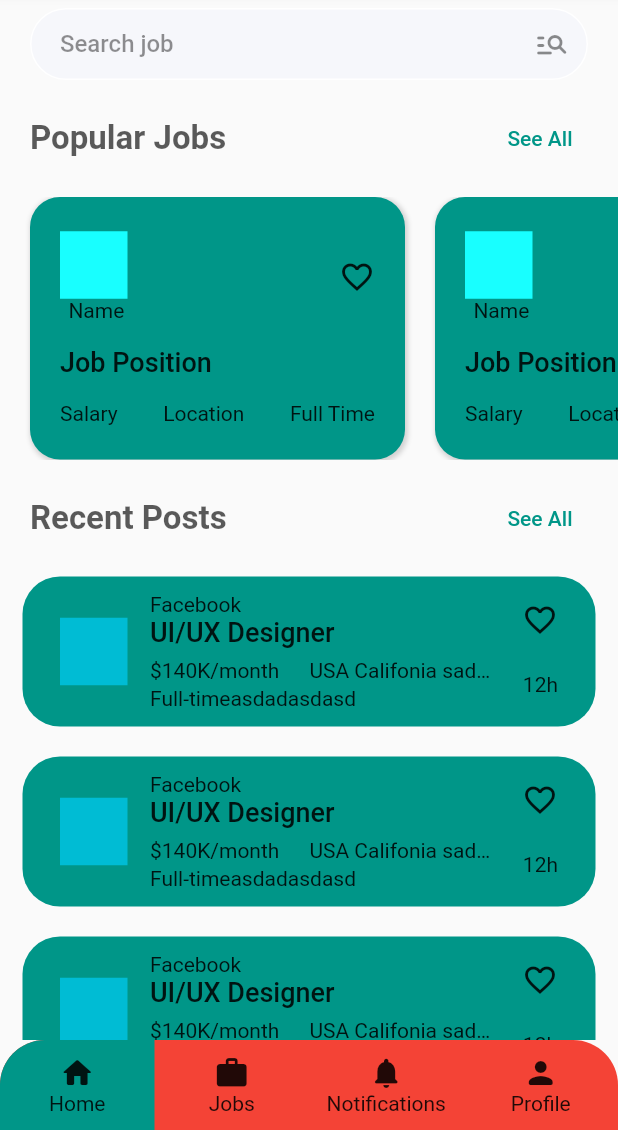
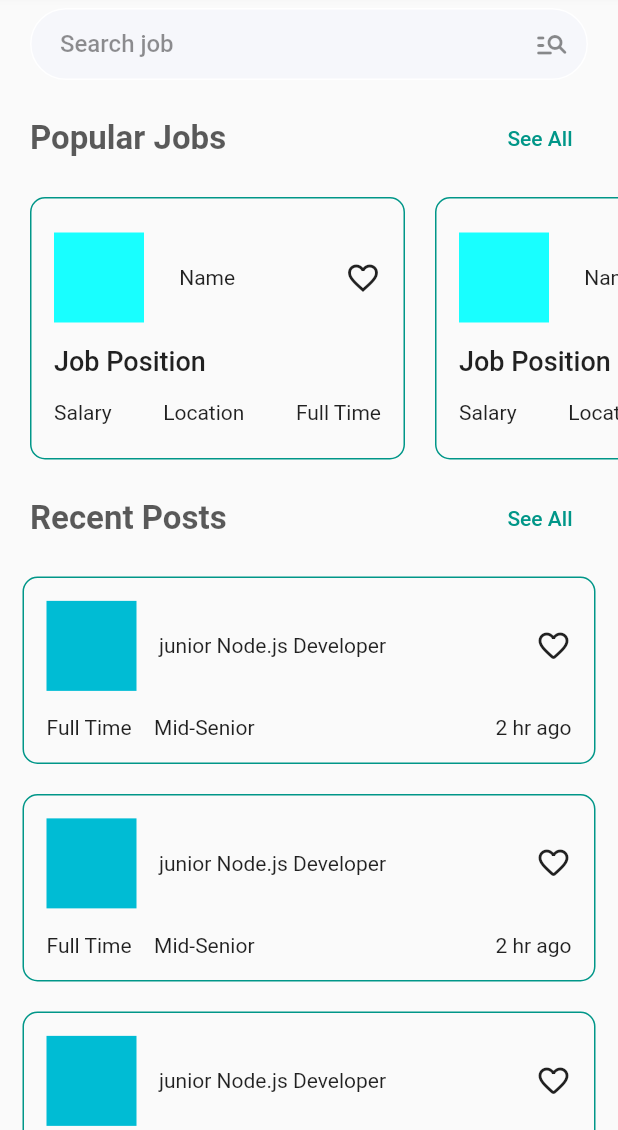
Before and after one commit to thetooaung07/job-portal, a Flutter app: the screen it shows after launch, on a phone screen of 412 x 824 dp, the part 106-1236 px from its top. Run offline on Flutter 3.47's test engine with Material 2 defaults, Android fonts, the phone set to English and light mode, and no system bars; our stand-ins replace flutter_svg, get.

Commit message:
Re-structure components(widgets)

```diff
--- a/lib/components/popular_jobs.dart
+++ /dev/null
@@ -1,87 +0,0 @@
-import 'package:flutter/material.dart';
-import 'package:get/get.dart';
-import 'package:job_portal/components/showAllTextBanner.dart';
-import 'package:job_portal/constants.dart';
-import 'package:job_portal/routes/routes.dart';
-
-class PopularJobs extends StatelessWidget {
-  const PopularJobs({Key? key}) : super(key: key);
-
-  @override
-  Widget build(BuildContext context) {
-    return Column(
-      crossAxisAlignment: CrossAxisAlignment.start,
-      children: [
-        ShowAllTextBanner(
-          title: "Popular Jobs",
-          onPressed: () => Get.toNamed(RouteNames.popularJobs),
-        ),
-        Container(
-          padding: EdgeInsets.only(left: 10),
-          height: 175,
-          child: ListView.builder(
-            scrollDirection: Axis.horizontal,
-            itemCount: 5,
-            itemBuilder: (context, index) => PopularJobCard(),
-          ),
-        )
-      ],
-    );
-  }
-}
-
-class PopularJobCard extends StatelessWidget {
-  const PopularJobCard({Key? key}) : super(key: key);
-
-  @override
-  Widget build(BuildContext context) {
-    return InkWell(
-      onTap: () {
-        Get.toNamed(RouteNames.jobDetails);
-      },
-      child: Container(
-        margin: EdgeInsets.symmetric(horizontal: 10),
-        decoration: BoxDecoration(
-            borderRadius: BorderRadius.circular(20),
-            color: Colors.teal,
-            boxShadow: [kCardShadow]),
-        padding: EdgeInsets.symmetric(horizontal: 20, vertical: 15),
-        width: 250,
-        child: Column(
-          mainAxisAlignment: MainAxisAlignment.spaceAround,
-          crossAxisAlignment: CrossAxisAlignment.start,
-          children: [
-            Row(
-              mainAxisAlignment: MainAxisAlignment.spaceBetween,
-              children: [
-                Column(
-                  children: [
-                    Container(
-                      color: Colors.cyanAccent,
-                      width: 45,
-                      height: 45,
-                    ),
-                    Text(" Name"),
-                  ],
-                ),
-                Icon(Icons.favorite_border_outlined),
-              ],
-            ),
-            Text(
-              "Job Position",
-              style: kTitleTextStyle,
-            ),
-            Row(
-              mainAxisAlignment: MainAxisAlignment.spaceBetween,
-              children: [
-                Text("Salary"),
-                Text("Location"),
-                Text("Full Time"),
-              ],
-            ),
-          ],
-        ),
-      ),
-    );
-  }
-}
--- a/lib/components/recent_posts.dart
+++ /dev/null
@@ -1,129 +0,0 @@
-import 'package:flutter/material.dart';
-import 'package:get/get.dart';
-import 'package:job_portal/components/showAllTextBanner.dart';
-import 'package:job_portal/constants.dart';
-import 'package:job_portal/routes/routes.dart';
-
-class RecentPosts extends StatelessWidget {
-  const RecentPosts({Key? key}) : super(key: key);
-
-  @override
-  Widget build(BuildContext context) {
-    return Column(
-      children: [
-        ShowAllTextBanner(
-          title: "Recent Posts",
-          onPressed: () => Get.toNamed(RouteNames.recentPosts),
-        ),
-        RecentPostCard(),
-        RecentPostCard(),
-        RecentPostCard(),
-        RecentPostCard(),
-      ],
-    );
-  }
-}
-
-class RecentPostCard extends StatelessWidget {
-  const RecentPostCard({Key? key}) : super(key: key);
-
-  @override
-  Widget build(BuildContext context) {
-    return Container(
-      padding: EdgeInsets.symmetric(horizontal: 25, vertical: 7),
-      margin: EdgeInsets.only(
-          left: kSpacingUnit * 1.5,
-          right: kSpacingUnit * 1.5,
-          bottom: kSpacingUnit * 2),
-      decoration: BoxDecoration(
-        borderRadius: BorderRadius.circular(25),
-        color: Colors.teal,
-      ),
-      height: 100,
-      child: Row(
-        mainAxisAlignment: MainAxisAlignment.spaceBetween,
-        children: [
-          Column(
-            mainAxisAlignment: MainAxisAlignment.center,
-            children: [
-              Container(
-                margin: EdgeInsets.only(right: 15),
-                color: Colors.cyan,
-                width: 45,
-                height: 45,
-              ),
-            ],
-          ),
-          Expanded(
-            child: Column(
-              mainAxisAlignment: MainAxisAlignment.center,
-              crossAxisAlignment: CrossAxisAlignment.start,
-              children: [
-                Padding(
-                  padding: const EdgeInsets.only(bottom: 7.0),
-                  child: Row(
-                    mainAxisAlignment: MainAxisAlignment.spaceBetween,
-                    children: [
-                      Column(
-                        crossAxisAlignment: CrossAxisAlignment.start,
-                        children: [
-                          Text("Facebook"),
-                          Text(
-                            "UI/UX Designer",
-                            style: kTitleTextStyle,
-                          ),
-                        ],
-                      ),
-                      Icon(Icons.favorite_outline),
-                    ],
-                  ),
-                ),
-                // Padding(
-                //   padding: const EdgeInsets.only(bottom: 10.0),
-                //   child: Text(
-                //     "UI/UX Designer",
-                //     style: kTitleTextStyle,
-                //   ),
-                // ),
-                Row(
-                  mainAxisAlignment: MainAxisAlignment.spaceBetween,
-                  children: [
-                    Expanded(
-                      child: Column(
-                        crossAxisAlignment: CrossAxisAlignment.start,
-                        children: [
-                          Row(
-                            children: [
-                              Text("\$140K/month"),
-                              SizedBox(
-                                width: 20,
-                              ),
-                              Flexible(
-                                child: Text(
-                                  "USA Califonia sadasda",
-                                  overflow: TextOverflow.ellipsis,
-                                ),
-                              ),
-                            ],
-                          ),
-                          SizedBox(
-                            height: 3,
-                          ),
-                          Text("Full-timeasdadasdasd"),
-                        ],
-                      ),
-                    ),
-                    SizedBox(
-                      width: 20,
-                    ),
-                    Text("12h"),
-                  ],
-                ),
-              ],
-            ),
-          ),
-        ],
-      ),
-    );
-  }
-}
--- a/lib/main.dart
+++ b/lib/main.dart
@@ -1,9 +1,9 @@
 import 'package:flutter/material.dart';
 import 'package:get/get.dart';
-import 'package:job_portal/components/bottom_navigation_bar/bottom_nav_bar.dart';
-import 'package:job_portal/components/homepage_searchbar.dart';
-import 'package:job_portal/components/popular_jobs.dart';
-import 'package:job_portal/components/recent_posts.dart';
+import 'package:job_portal/widgets/bottom_navigation_bar/bottom_nav_bar.dart';
+import 'package:job_portal/widgets/homepage_searchbar.dart';
+import 'package:job_portal/widgets/popular-jobs-container.dart';
+import 'package:job_portal/widgets/recent-posts.container.dart';
 import 'package:job_portal/controller/bottom_nav_bar_controller.dart';
 import 'package:job_portal/routes/routes.dart';
 import 'package:job_portal/view/app_drawer.dart';
@@ -100,20 +100,21 @@ class _HomePageWrapperState extends State<HomePageWrapper> {
             )
           ],
         ),
-        body: PageView(
-          children: [
-            HomePage(),
-            JobsPage(),
-            NotificationsPage(),
-            ProfilePage(),
-          ],
-          controller: _controller.pageController,
-          physics: NeverScrollableScrollPhysics(),
-          onPageChanged: (value) {
-            _controller.onPageChange(value);
-          },
-        ),
-        bottomNavigationBar: BottomNavBar(),
+        body: HomePage(),
+        // body: PageView(
+        //   children: [
+        //     HomePage(),
+        //     JobsPage(),
+        //     NotificationsPage(),
+        //     ProfilePage(),
+        //   ],
+        //   controller: _controller.pageController,
+        //   physics: NeverScrollableScrollPhysics(),
+        //   onPageChanged: (value) {
+        //     _controller.onPageChange(value);
+        //   },
+        // ),
+        // bottomNavigationBar: BottomNavBar(),
       ),
     );
   }
@@ -132,9 +133,9 @@ class HomePage extends StatelessWidget {
               padding: EdgeInsets.only(left: 20.0, right: 20.0, top: 20.0),
               child: HomePageSearchBar()),
           //Popular Job
-          PopularJobs(),
+          PopularJobsContainer(),
           //Recent Post
-          RecentPosts(),
+          RecentPostsContainer(),
         ],
       ),
     );
--- /dev/null
+++ b/lib/utilities/utils.dart
@@ -0,0 +1,7 @@
+import 'package:flutter/material.dart';
+
+Map<String, Color> jobPosition = {
+  "Senior": Colors.red,
+  "Junior": Colors.blue,
+  "Associate": Colors.lightBlue,
+};
--- a/lib/view/job_details_page.dart
+++ b/lib/view/job_details_page.dart
@@ -18,9 +18,9 @@ class JobDetailsPage extends StatelessWidget {
       ),
       body: SizedBox(
         width: Get.width,
-        child: Padding(
-          padding: EdgeInsets.symmetric(horizontal: 25),
-          child: SingleChildScrollView(
+        child: SingleChildScrollView(
+          child: Padding(
+            padding: EdgeInsets.symmetric(horizontal: 25),
             child: Column(
               crossAxisAlignment: CrossAxisAlignment.center,
               children: [
--- a/lib/view/most_relevent_tab.dart
+++ b/lib/view/most_relevent_tab.dart
@@ -1,5 +1,6 @@
 import 'package:flutter/material.dart';
-import 'package:job_portal/components/recent_posts.dart';
+import 'package:job_portal/widgets/job-post-card-vt.dart';
+import 'package:job_portal/widgets/recent-posts.container.dart';
 
 class MostReleventTab extends StatelessWidget {
   const MostReleventTab({Key? key}) : super(key: key);
@@ -10,7 +11,7 @@ class MostReleventTab extends StatelessWidget {
       padding: const EdgeInsets.only(top: 25.0),
       child: ListView.builder(
         itemCount: 10,
-        itemBuilder: (context, index) => RecentPostCard(),
+        itemBuilder: (context, index) => JobPostCardVt(),
       ),
     );
   }
--- a/lib/view/popular_jobs/popular_jobs_page.dart
+++ b/lib/view/popular_jobs/popular_jobs_page.dart
@@ -1,5 +1,6 @@
 import 'package:flutter/material.dart';
-import 'package:job_portal/components/recent_posts.dart';
+import 'package:job_portal/widgets/job-post-card-vt.dart';
+import 'package:job_portal/widgets/recent-posts.container.dart';
 
 class PopularJobsPage extends StatelessWidget {
   const PopularJobsPage({Key? key}) : super(key: key);
@@ -14,7 +15,7 @@ class PopularJobsPage extends StatelessWidget {
         margin: EdgeInsets.only(top: 25),
         child: ListView.builder(
           itemCount: 4,
-          itemBuilder: (context, index) => RecentPostCard(),
+          itemBuilder: (context, index) => JobPostCardVt(),
         ),
       ),
     );
--- a/lib/view/recent_posts/most_recent_tab.dart
+++ b/lib/view/recent_posts/most_recent_tab.dart
@@ -1,5 +1,6 @@
 import 'package:flutter/cupertino.dart';
-import 'package:job_portal/components/recent_posts.dart';
+import 'package:job_portal/widgets/job-post-card-vt.dart';
+import 'package:job_portal/widgets/recent-posts.container.dart';
 
 class MostRecentTab extends StatelessWidget {
   const MostRecentTab({Key? key}) : super(key: key);
@@ -10,7 +11,7 @@ class MostRecentTab extends StatelessWidget {
       padding: const EdgeInsets.only(top: 25.0),
       child: ListView.builder(
         itemCount: 10,
-        itemBuilder: (context, index) => RecentPostCard(),
+        itemBuilder: (context, index) => JobPostCardVt(),
       ),
     );
   }
--- a/lib/view/recent_posts/recent_posts_page.dart
+++ b/lib/view/recent_posts/recent_posts_page.dart
@@ -1,5 +1,6 @@
 import 'package:flutter/material.dart';
-import 'package:job_portal/components/recent_posts.dart';
+import 'package:job_portal/widgets/job-post-card-vt.dart';
+import 'package:job_portal/widgets/recent-posts.container.dart';
 
 class RecentPostsPage extends StatelessWidget {
   const RecentPostsPage({Key? key}) : super(key: key);
@@ -14,7 +15,7 @@ class RecentPostsPage extends StatelessWidget {
         margin: EdgeInsets.only(top: 25),
         child: ListView.builder(
           itemCount: 4,
-          itemBuilder: (context, index) => RecentPostCard(),
+          itemBuilder: (context, index) => JobPostCardVt(),
         ),
       ),
     );
--- a/lib/view/search_page/search_page.dart
+++ b/lib/view/search_page/search_page.dart
@@ -1,7 +1,7 @@
 import 'package:flutter/material.dart';
 import 'package:flutter_svg/flutter_svg.dart';
 import 'package:get/get.dart';
-import 'package:job_portal/components/searchbar.dart';
+import 'package:job_portal/widgets/searchbar.dart';
 import 'package:job_portal/constants.dart';
 import 'package:job_portal/controller/search_title_controller.dart';
 import 'package:job_portal/view/search_page/filter_bottom_sheet.dart';
--- a/lib/components/bottom_navigation_bar/bottom_nav_bar.dart
+++ b/lib/widgets/bottom_navigation_bar/bottom_nav_bar.dart
@@ -1,6 +1,6 @@
 import 'package:flutter/material.dart';
 import 'package:get/get.dart';
-import 'package:job_portal/components/bottom_navigation_bar/bottom_nav_bar_item.dart';
+import 'package:job_portal/widgets/bottom_navigation_bar/bottom_nav_bar_item.dart';
 import 'package:job_portal/controller/bottom_nav_bar_controller.dart';
 
 List<Map<String, dynamic>> navBarItem = [
--- /dev/null
+++ b/lib/widgets/job-post-card-hr.dart
@@ -0,0 +1,68 @@
+import 'package:flutter/material.dart';
+import 'package:get/get.dart';
+import 'package:job_portal/constants.dart';
+import 'package:job_portal/routes/routes.dart';
+
+class JobPostCardHr extends StatelessWidget {
+  const JobPostCardHr({Key? key}) : super(key: key);
+
+  @override
+  Widget build(BuildContext context) {
+    return InkWell(
+      onTap: () {
+        Get.toNamed(RouteNames.jobDetails);
+      },
+      child: Container(
+        margin: EdgeInsets.symmetric(horizontal: 10),
+        decoration: BoxDecoration(
+          borderRadius: BorderRadius.circular(10),
+          border: Border.all(color: Colors.teal),
+          // TODO: add bg color according to design
+          // color: Colors.teal,
+          // boxShadow: [kCardShadow],
+        ),
+        padding: EdgeInsets.symmetric(horizontal: 15, vertical: 15),
+        width: 250,
+        child: Column(
+          mainAxisAlignment: MainAxisAlignment.spaceAround,
+          crossAxisAlignment: CrossAxisAlignment.start,
+          children: [
+            Row(
+              mainAxisAlignment: MainAxisAlignment.spaceBetween,
+              children: [
+                Expanded(
+                  child: Row(
+                    children: [
+                      Container(
+                        color: Colors.cyanAccent,
+                        width: 60,
+                        height: 60,
+                      ),
+                      SizedBox(
+                        width: 20,
+                      ),
+                      Text(" Name"),
+                    ],
+                  ),
+                ),
+                Icon(Icons.favorite_border_outlined),
+              ],
+            ),
+            Text(
+              "Job Position",
+              style: kTitleTextStyle,
+            ),
+            Row(
+              mainAxisAlignment: MainAxisAlignment.spaceBetween,
+              children: [
+                Text("Salary"),
+                Text("Location"),
+                Text("Full Time"),
+              ],
+            ),
+          ],
+        ),
+      ),
+    );
+  }
+}
--- /dev/null
+++ b/lib/widgets/job-post-card-vt.dart
@@ -0,0 +1,157 @@
+import 'package:flutter/material.dart';
+import 'package:job_portal/constants.dart';
+
+class JobPostCardVt extends StatelessWidget {
+  const JobPostCardVt({Key? key}) : super(key: key);
+
+  @override
+  Widget build(BuildContext context) {
+    return Container(
+      padding: EdgeInsets.symmetric(horizontal: 15, vertical: 7),
+      margin: EdgeInsets.only(
+          left: kSpacingUnit * 1.5,
+          right: kSpacingUnit * 1.5,
+          bottom: kSpacingUnit * 2),
+      decoration: BoxDecoration(
+          borderRadius: BorderRadius.circular(10),
+          border: Border.all(color: Colors.teal)
+          // TODO: Add colors and remove Card later
+          // color: Colors.teal,
+          ),
+      height: 125,
+      // child: Row(
+      //   mainAxisAlignment: MainAxisAlignment.spaceBetween,
+      //   children: [
+      //     Column(
+      //       mainAxisAlignment: MainAxisAlignment.center,
+      //       children: [
+      //         Container(
+      //           margin: EdgeInsets.only(right: 15),
+      //           color: Colors.cyan,
+      //           width: 45,
+      //           height: 45,
+      //         ),
+      //       ],
+      //     ),
+      //     Expanded(
+      //       child: Column(
+      //         mainAxisAlignment: MainAxisAlignment.center,
+      //         crossAxisAlignment: CrossAxisAlignment.start,
+      //         children: [
+      //           Padding(
+      //             padding: const EdgeInsets.only(bottom: 7.0),
+      //             child: Row(
+      //               mainAxisAlignment: MainAxisAlignment.spaceBetween,
+      //               children: [
+      //                 Column(
+      //                   crossAxisAlignment: CrossAxisAlignment.start,
+      //                   children: [
+      //                     Text("Facebook"),
+      //                     Text(
+      //                       "UI/UX Designer",
+      //                       style: kTitleTextStyle,
+      //                     ),
+      //                   ],
+      //                 ),
+      //                 Icon(Icons.favorite_outline),
+      //               ],
+      //             ),
+      //           ),
+      //           // Padding(
+      //           //   padding: const EdgeInsets.only(bottom: 10.0),
+      //           //   child: Text(
+      //           //     "UI/UX Designer",
+      //           //     style: kTitleTextStyle,
+      //           //   ),
+      //           // ),
+      //           Row(
+      //             mainAxisAlignment: MainAxisAlignment.spaceBetween,
+      //             children: [
+      //               Expanded(
+      //                 child: Column(
+      //                   crossAxisAlignment: CrossAxisAlignment.start,
+      //                   children: [
+      //                     Row(
+      //                       children: [
+      //                         Text("\$140K/month"),
+      //                         SizedBox(
+      //                           width: 20,
+      //                         ),
+      //                         Flexible(
+      //                           child: Text(
+      //                             "USA Califonia sadasda",
+      //                             overflow: TextOverflow.ellipsis,
+      //                           ),
+      //                         ),
+      //                       ],
+      //                     ),
+      //                     SizedBox(
+      //                       height: 3,
+      //                     ),
+      //                     Text("Full-time asdadasdasd"),
+      //                   ],
+      //                 ),
+      //               ),
+      //               SizedBox(
+      //                 width: 20,
+      //               ),
+      //               Text("12h"),
+      //             ],
+      //           ),
+      //         ],
+      //       ),
+      //     ),
+      //   ],
+      // ),
+
+      child: Column(
+        mainAxisAlignment: MainAxisAlignment.spaceAround,
+        children: [
+          Row(
+            mainAxisAlignment: MainAxisAlignment.spaceBetween,
+            children: [
+              Row(
+                children: [
+                  Container(
+                    margin: EdgeInsets.only(right: 15),
+                    color: Colors.cyan,
+                    width: 60,
+                    height: 60,
+                  ),
+                  Text("junior Node.js Developer"),
+                ],
+              ),
+              Icon(Icons.favorite_outline_rounded),
+            ],
+          ),
+          Row(
+            mainAxisAlignment: MainAxisAlignment.spaceBetween,
+            children: [
+              Row(
+                children: [
+                  Text("Full Time"),
+                  SizedBox(width: 15),
+                  Text("Mid-Senior"),
+                ],
+              ),
+              Text("2 hr ago")
+            ],
+          ),
+        ],
+      ),
+    );
+  }
+}
+
+class BubbleContainer extends StatelessWidget {
+  final Widget child;
+  const BubbleContainer({Key? key, required this.child}) : super(key: key);
+
+  @override
+  Widget build(BuildContext context) {
+    return Container(
+      decoration: BoxDecoration(color: Colors.blue[300]),
+      child: child,
+    );
+  }
+}
--- /dev/null
+++ b/lib/widgets/popular-jobs-container.dart
@@ -0,0 +1,32 @@
+import 'package:flutter/material.dart';
+import 'package:get/get.dart';
+import 'package:job_portal/widgets/job-post-card-hr.dart';
+import 'package:job_portal/widgets/showAllTextBanner.dart';
+import 'package:job_portal/constants.dart';
+import 'package:job_portal/routes/routes.dart';
+
+class PopularJobsContainer extends StatelessWidget {
+  const PopularJobsContainer({Key? key}) : super(key: key);
+
+  @override
+  Widget build(BuildContext context) {
+    return Column(
+      crossAxisAlignment: CrossAxisAlignment.start,
+      children: [
+        ShowAllTextBanner(
+          title: "Popular Jobs",
+          onPressed: () => Get.toNamed(RouteNames.popularJobs),
+        ),
+        Container(
+          padding: EdgeInsets.only(left: 10),
+          height: 175,
+          child: ListView.builder(
+            scrollDirection: Axis.horizontal,
+            itemCount: 5,
+            itemBuilder: (context, index) => JobPostCardHr(),
+          ),
+        )
+      ],
+    );
+  }
+}
--- /dev/null
+++ b/lib/widgets/recent-posts.container.dart
@@ -0,0 +1,26 @@
+import 'package:flutter/material.dart';
+import 'package:get/get.dart';
+import 'package:job_portal/widgets/job-post-card-vt.dart';
+import 'package:job_portal/widgets/showAllTextBanner.dart';
+import 'package:job_portal/constants.dart';
+import 'package:job_portal/routes/routes.dart';
+
+class RecentPostsContainer extends StatelessWidget {
+  const RecentPostsContainer({Key? key}) : super(key: key);
+
+  @override
+  Widget build(BuildContext context) {
+    return Column(
+      children: [
+        ShowAllTextBanner(
+          title: "Recent Posts",
+          onPressed: () => Get.toNamed(RouteNames.recentPosts),
+        ),
+        JobPostCardVt(),
+        JobPostCardVt(),
+        JobPostCardVt(),
+        JobPostCardVt(),
+      ],
+    );
+  }
+}
```
Also changed, not shown: lib/utilities/data.json (added, +104 -0 lines), lib/widgets/bottom_navigation_bar/bottom_nav_bar_item.dart (renamed from lib/components/bottom_navigation_bar/bottom_nav_bar_item.dart), lib/widgets/homepage_searchbar.dart (renamed from lib/components/homepage_searchbar.dart), lib/widgets/searchbar.dart (renamed from lib/components/searchbar.dart), lib/widgets/showAllTextBanner.dart (renamed from lib/components/showAllTextBanner.dart).
